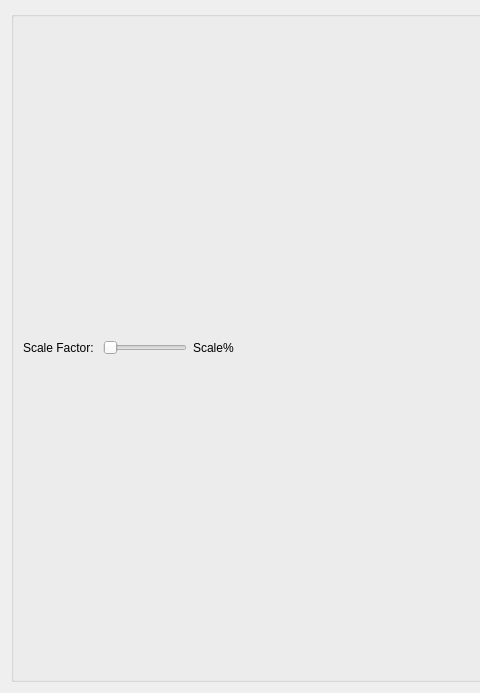
This is camerascreens.ui in sydalirza/Centralized-CCTV-Server as Qt 5 draws it before an edit; both pictures show x 0 to 480 and y 0 to 693 of the 1205 by 693 pixel window. The edited form follows.
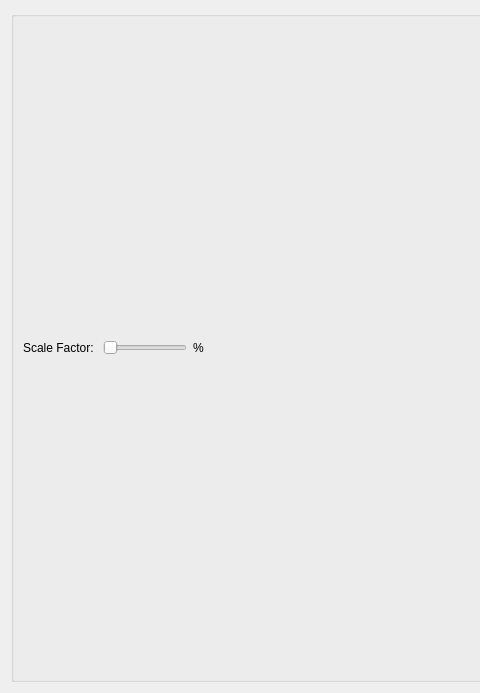
This is the edited form.

What changed in the file:
```diff
--- a/camerascreens.ui
+++ b/camerascreens.ui
@@ -56,7 +56,7 @@
       <item>
        <widget class="QLabel" name="scale_factor_label">
         <property name="text">
-         <string>Scale%</string>
+         <string>%</string>
         </property>
        </widget>
       </item>
```
